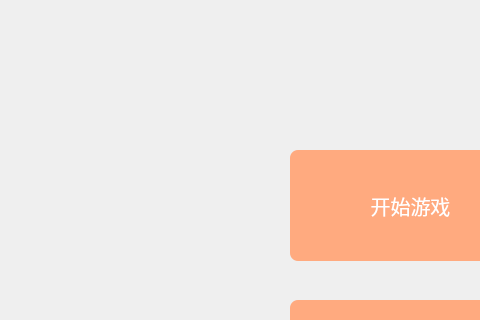
YTGhost/LLK, file mainwindow.ui: the form before one commit; both pictures show x 0 to 480 and y 0 to 320 of the 800 by 600 pixel window.
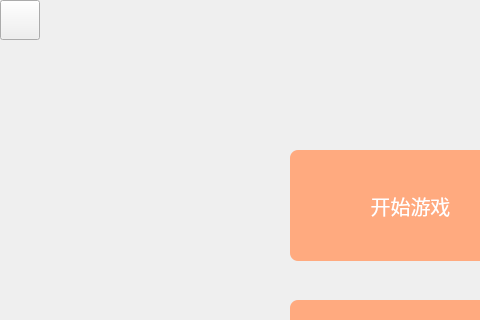
The form after the commit. Icons and pictures are not drawn.

Patch:
```diff
--- a/mainwindow.ui
+++ b/mainwindow.ui
@@ -130,6 +130,24 @@
      <string>开始游戏</string>
     </property>
    </widget>
+   <widget class="QPushButton" name="backBtn">
+    <property name="geometry">
+     <rect>
+      <x>0</x>
+      <y>0</y>
+      <width>40</width>
+      <height>40</height>
+     </rect>
+    </property>
+    <property name="styleSheet">
+     <string notr="true">QPushButton{border-image:url(:/pic/icon/back-arrow.png);}
+QPushButton:hover{border-image:url(:/pic/icon/back-arrow-focused.png);}
+QPushButton:pressed{border-image:url(:/pic/icon/back-arrow-focused.png);}</string>
+    </property>
+    <property name="text">
+     <string/>
+    </property>
+   </widget>
   </widget>
   <widget class="QMenuBar" name="menubar">
    <property name="geometry">
```
